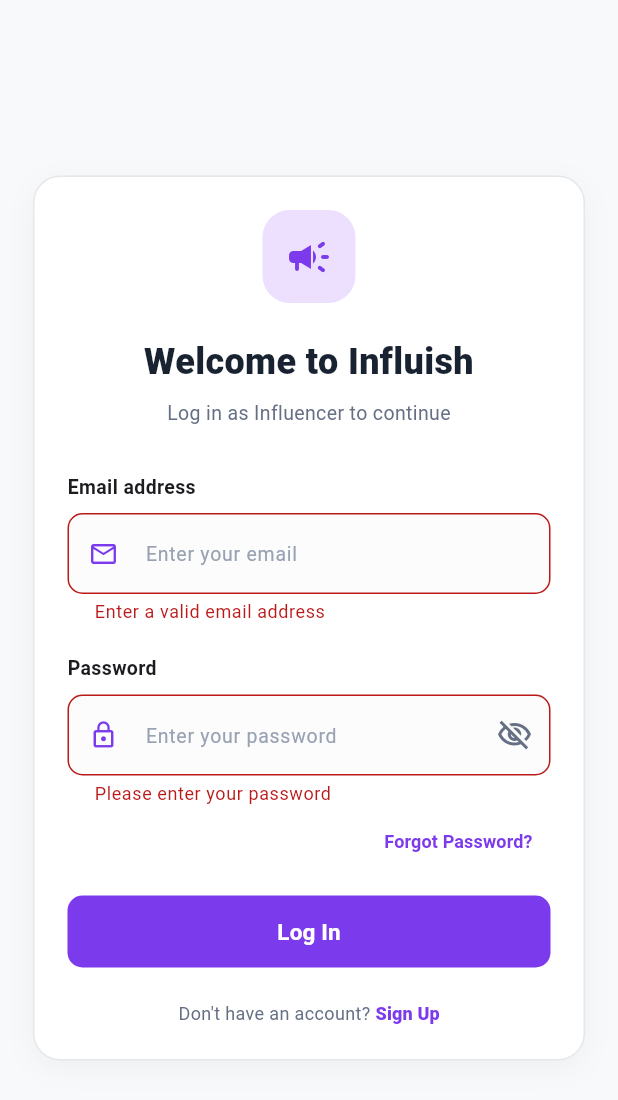
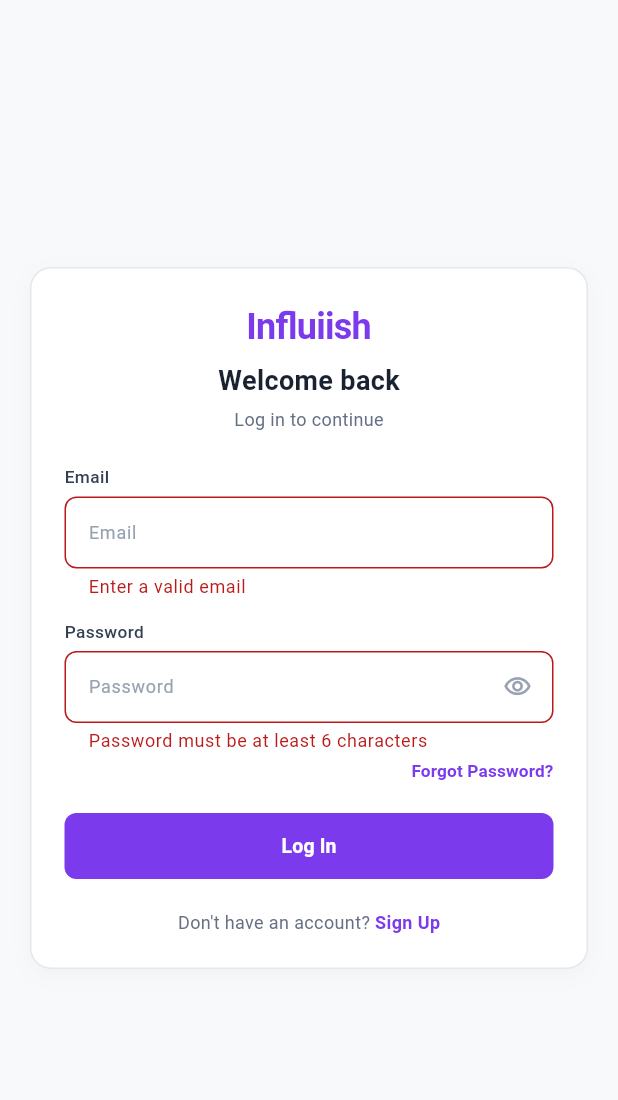
Before and after one commit to riddhi09-tech/influish_flut, a Flutter app: the LoginScreen screen opened directly, after a tap on "Log In", on a phone screen of 412 x 824 dp. Shown: the top 1100 px of the screen. Run offline on Flutter 3.47's test engine with Material 3 defaults, Android fonts, the phone set to English and light mode, and no system bars.

Commit message:
feat: implement Screen 5 - Login Screen

```diff
--- a/lib/screens/auth/login_screen.dart
+++ b/lib/screens/auth/login_screen.dart
@@ -1,9 +1,13 @@
 import 'package:flutter/material.dart';
+
+import '../influencer/influencer_main_navigation.dart';
+import 'forgot_password_screen.dart';
+import 'signup_screen.dart';
 
 class LoginScreen extends StatefulWidget {
   final String role;
 
-  const LoginScreen({super.key, required this.role});
+  const LoginScreen({super.key, this.role = 'Influencer'});
 
   @override
   State<LoginScreen> createState() => _LoginScreenState();
@@ -12,6 +16,8 @@
 class _LoginScreenState extends State<LoginScreen> {
   static const Color purple = Color(0xFF7C3AED);
   static const Color background = Color(0xFFF8F9FB);
+  static const Color borderColor = Color(0xFFE5E7EB);
+  static const Color labelColor = Color(0xFF344054);
 
   final _formKey = GlobalKey<FormState>();
   final _emailController = TextEditingController();
@@ -33,221 +39,259 @@
       body: SafeArea(
         child: Center(
           child: SingleChildScrollView(
-            padding: const EdgeInsets.all(22),
+            padding: const EdgeInsets.symmetric(horizontal: 20, vertical: 24),
             child: Container(
               width: double.infinity,
-              constraints: const BoxConstraints(maxWidth: 420),
+              constraints: const BoxConstraints(maxWidth: 400),
               padding: const EdgeInsets.all(22),
               decoration: BoxDecoration(
                 color: Colors.white,
-                borderRadius: BorderRadius.circular(18),
-                border: Border.all(color: const Color(0xFFE5E7EB)),
+                borderRadius: BorderRadius.circular(14),
+                border: Border.all(color: borderColor),
                 boxShadow: [
                   BoxShadow(
-                    color: Colors.black.withValues(alpha: 0.04),
-                    blurRadius: 16,
-                    offset: const Offset(0, 5),
+                    color: Colors.black.withValues(alpha: 0.03),
+                    blurRadius: 12,
+                    offset: const Offset(0, 4),
                   ),
                 ],
               ),
               child: Form(
                 key: _formKey,
                 child: Column(
-                  crossAxisAlignment: CrossAxisAlignment.start,
+                  mainAxisSize: MainAxisSize.min,
                   children: [
-                    Center(
-                      child: Container(
-                        width: 62,
-                        height: 62,
-                        decoration: BoxDecoration(
-                          color: const Color(0xFFEDE0FF),
-                          borderRadius: BorderRadius.circular(18),
+                    const Text(
+                      'Influiish',
+                      style: TextStyle(
+                        color: purple,
+                        fontSize: 24,
+                        fontWeight: FontWeight.bold,
+                        letterSpacing: -0.5,
                       ),
-                        child: const Icon(
-                          Icons.campaign_rounded,
-                          color: purple,
-                          size: 32,
                     ),
+                    const SizedBox(height: 6),
+                    const Text(
+                      'Welcome back',
+                      style: TextStyle(
+                        fontSize: 18,
+                        fontWeight: FontWeight.w600,
+                        color: Color(0xFF182230),
+                      ),
+                    ),
+                    const SizedBox(height: 4),
+                    const Text(
+                      'Log in to continue',
+                      style: TextStyle(
+                        fontSize: 12,
+                        color: Color(0xFF667085),
                       ),
                     ),
                     const SizedBox(height: 22),
 
-                    const Center(
-                      child: Text(
-                        'Welcome to Influish',
-                        textAlign: TextAlign.center,
+                    Column(
+                      crossAxisAlignment: CrossAxisAlignment.start,
+                      children: [
+                        const Text(
+                          'Email',
                           style: TextStyle(
-                          fontSize: 24,
-                          fontWeight: FontWeight.w800,
-                          color: Color(0xFF182230),
+                            fontSize: 11.5,
+                            fontWeight: FontWeight.w500,
+                            color: labelColor,
+                          ),
+                        ),
+                        const SizedBox(height: 5),
+                        TextFormField(
+                          controller: _emailController,
+                          keyboardType: TextInputType.emailAddress,
+                          style: const TextStyle(fontSize: 13),
+                          decoration: InputDecoration(
+                            hintText: 'Email',
+                            hintStyle: const TextStyle(
+                              fontSize: 12,
+                              color: Color(0xFF98A2B3),
+                            ),
+                            filled: true,
+                            fillColor: Colors.white,
+                            contentPadding: const EdgeInsets.symmetric(
+                              horizontal: 12,
+                              vertical: 12,
+                            ),
+                            border: OutlineInputBorder(
+                              borderRadius: BorderRadius.circular(8),
+                              borderSide: const BorderSide(color: borderColor),
+                            ),
+                            enabledBorder: OutlineInputBorder(
+                              borderRadius: BorderRadius.circular(8),
+                              borderSide: const BorderSide(color: borderColor),
+                            ),
+                            focusedBorder: OutlineInputBorder(
+                              borderRadius: BorderRadius.circular(8),
+                              borderSide: const BorderSide(
+                                color: purple,
+                                width: 1.2,
                               ),
                             ),
                           ),
-                    const SizedBox(height: 8),
-
-                    Center(
-                      child: Text(
-                        'Log in as ${widget.role} to continue',
-                        textAlign: TextAlign.center,
-                        style: const TextStyle(
-                          fontSize: 13,
-                          color: Color(0xFF667085),
-                        ),
-                      ),
-                    ),
-                    const SizedBox(height: 30),
-
-                    const Text(
-                      'Email address',
-                      style: TextStyle(
-                        fontSize: 13,
-                        fontWeight: FontWeight.w700,
-                      ),
-                    ),
-                    const SizedBox(height: 8),
-
-                    TextFormField(
-                      controller: _emailController,
-                      keyboardType: TextInputType.emailAddress,
-                      decoration: _inputDecoration(
-                        hint: 'Enter your email',
-                        icon: Icons.email_outlined,
-                      ),
-                      validator: (value) {
-                        final email = value?.trim() ?? '';
+                          validator: (val) {
+                            final email = val?.trim() ?? '';
                             if (email.isEmpty ||
                                 !RegExp(r'^[^@\s]+@[^@\s]+\.[^@\s]+$')
                                     .hasMatch(email)) {
-                          return 'Enter a valid email address';
+                              return 'Enter a valid email';
                             }
                             return null;
                           },
                         ),
-                    const SizedBox(height: 20),
+                      ],
+                    ),
+                    const SizedBox(height: 14),
 
+                    Column(
+                      crossAxisAlignment: CrossAxisAlignment.start,
+                      children: [
                         const Text(
                           'Password',
                           style: TextStyle(
-                        fontSize: 13,
-                        fontWeight: FontWeight.w700,
+                            fontSize: 11.5,
+                            fontWeight: FontWeight.w500,
+                            color: labelColor,
                           ),
                         ),
-                    const SizedBox(height: 8),
-
+                        const SizedBox(height: 5),
                         TextFormField(
                           controller: _passwordController,
                           obscureText: _obscurePassword,
-                      decoration:
-                          _inputDecoration(
-                            hint: 'Enter your password',
-                            icon: Icons.lock_outline,
-                          ).copyWith(
+                          style: const TextStyle(fontSize: 13),
+                          decoration: InputDecoration(
+                            hintText: 'Password',
+                            hintStyle: const TextStyle(
+                              fontSize: 12,
+                              color: Color(0xFF98A2B3),
+                            ),
+                            filled: true,
+                            fillColor: Colors.white,
+                            contentPadding: const EdgeInsets.symmetric(
+                              horizontal: 12,
+                              vertical: 12,
+                            ),
                             suffixIcon: IconButton(
+                              icon: Icon(
+                                _obscurePassword
+                                    ? Icons.visibility_outlined
+                                    : Icons.visibility_off_outlined,
+                                size: 19,
+                                color: const Color(0xFF98A2B3),
+                              ),
                               onPressed: () {
                                 setState(() {
                                   _obscurePassword = !_obscurePassword;
                                 });
                               },
-                              icon: Icon(
-                                _obscurePassword
-                                    ? Icons.visibility_off_outlined
-                                    : Icons.visibility_outlined,
-                                color: const Color(0xFF667085),
+                            ),
+                            border: OutlineInputBorder(
+                              borderRadius: BorderRadius.circular(8),
+                              borderSide: const BorderSide(color: borderColor),
+                            ),
+                            enabledBorder: OutlineInputBorder(
+                              borderRadius: BorderRadius.circular(8),
+                              borderSide: const BorderSide(color: borderColor),
+                            ),
+                            focusedBorder: OutlineInputBorder(
+                              borderRadius: BorderRadius.circular(8),
+                              borderSide: const BorderSide(
+                                color: purple,
+                                width: 1.2,
                               ),
                             ),
                           ),
-                      validator: (value) {
-                        if (value == null || value.isEmpty) {
-                          return 'Please enter your password';
-                        }
-                        if (value.length < 6) {
+                          validator: (val) {
+                            if (val == null || val.length < 6) {
                               return 'Password must be at least 6 characters';
                             }
                             return null;
                           },
+                        ),
+                      ],
                     ),
 
                     Align(
                       alignment: Alignment.centerRight,
                       child: TextButton(
                         onPressed: () {
-                          ScaffoldMessenger.of(context).showSnackBar(
-                            const SnackBar(
-                              content: Text(
-                                'Password recovery will be added later.',
-                              ),
+                          Navigator.push(
+                            context,
+                            MaterialPageRoute(
+                              builder: (_) => const ForgotPasswordScreen(),
                             ),
                           );
                         },
+                        style: TextButton.styleFrom(
+                          padding: const EdgeInsets.symmetric(vertical: 4),
+                          minimumSize: Size.zero,
+                          tapTargetSize: MaterialTapTargetSize.shrinkWrap,
+                        ),
                         child: const Text(
                           'Forgot Password?',
                           style: TextStyle(
                             color: purple,
-                            fontSize: 12,
+                            fontSize: 11.5,
                             fontWeight: FontWeight.w600,
                           ),
                         ),
                       ),
                     ),
-                    const SizedBox(height: 12),
+                    const SizedBox(height: 16),
 
                     SizedBox(
                       width: double.infinity,
-                      height: 48,
+                      height: 44,
                       child: ElevatedButton(
-                        onPressed: _login,
                         style: ElevatedButton.styleFrom(
                           backgroundColor: purple,
                           foregroundColor: Colors.white,
                           elevation: 0,
                           shape: RoundedRectangleBorder(
-                            borderRadius: BorderRadius.circular(10),
+                            borderRadius: BorderRadius.circular(8),
                           ),
                         ),
+                        onPressed: _login,
                         child: const Text(
                           'Log In',
                           style: TextStyle(
-                            fontWeight: FontWeight.w700,
-                            fontSize: 15,
+                            fontSize: 13,
+                            fontWeight: FontWeight.w600,
                           ),
                         ),
                       ),
                     ),
-                    const SizedBox(height: 22),
+                    const SizedBox(height: 20),
 
                     Row(
                       mainAxisAlignment: MainAxisAlignment.center,
                       children: [
-                        const Flexible(
-                          child: Text(
+                        const Text(
                           "Don't have an account? ",
                           style: TextStyle(
+                            fontSize: 12,
                             color: Color(0xFF667085),
-                              fontSize: 12,
                           ),
                         ),
-                        ),
-                        TextButton(
-                          onPressed: () {
-                            ScaffoldMessenger.of(context).showSnackBar(
-                              const SnackBar(
-                                content: Text(
-                                  'Sign up screen will be added later.',
-                                ),
+                        GestureDetector(
+                          onTap: () {
+                            Navigator.pushReplacement(
+                              context,
+                              MaterialPageRoute(
+                                builder: (_) => SignUpScreen(role: widget.role),
                               ),
                             );
                           },
-                          style: TextButton.styleFrom(
-                            padding: EdgeInsets.zero,
-                            minimumSize: Size.zero,
-                            tapTargetSize: MaterialTapTargetSize.shrinkWrap,
-                          ),
                           child: const Text(
                             'Sign Up',
                             style: TextStyle(
+                              fontSize: 12,
                               color: purple,
-                              fontWeight: FontWeight.w800,
-                              fontSize: 12,
+                              fontWeight: FontWeight.w700,
                             ),
                           ),
                         ),
@@ -263,40 +307,13 @@
     );
   }
 
-  InputDecoration _inputDecoration({
-    required String hint,
-    required IconData icon,
-  }) {
-    return InputDecoration(
-      hintText: hint,
-      hintStyle: const TextStyle(color: Color(0xFF98A2B3), fontSize: 13),
-      prefixIcon: Icon(icon, color: purple, size: 20),
-      filled: true,
-      fillColor: const Color(0xFFFCFCFD),
-      contentPadding: const EdgeInsets.symmetric(horizontal: 14, vertical: 15),
-      border: OutlineInputBorder(
-        borderRadius: BorderRadius.circular(10),
-        borderSide: const BorderSide(color: Color(0xFFE5E7EB)),
-      ),
-      enabledBorder: OutlineInputBorder(
-        borderRadius: BorderRadius.circular(10),
-        borderSide: const BorderSide(color: Color(0xFFE5E7EB)),
-      ),
-      focusedBorder: OutlineInputBorder(
-        borderRadius: BorderRadius.circular(10),
-        borderSide: const BorderSide(color: purple, width: 1.5),
-      ),
-    );
-  }
-
   void _login() {
     if (!_formKey.currentState!.validate()) return;
 
-    ScaffoldMessenger.of(context).showSnackBar(
-      const SnackBar(
-        content: Text(
-          'Login UI validated. Connect an authentication service to sign in.',
-        ),
+    Navigator.pushReplacement(
+      context,
+      MaterialPageRoute(
+        builder: (_) => const InfluencerMainNavigation(),
       ),
     );
   }
```
Lines whose indentation alone changed are shown as unchanged.
